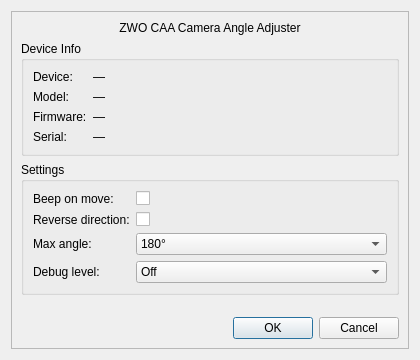
This is x2caarotator.ui in 2bitoperations/X2-ZWO-CAA-Rotator as Qt 5 draws it before an edit. The edited form follows.
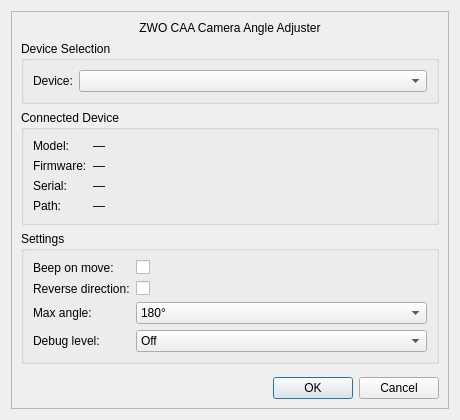
This is the edited form. Custom widgets are drawn as their Qt base class.

```diff
--- a/x2caarotator.ui
+++ b/x2caarotator.ui
@@ -3,7 +3,7 @@
  <class>X2Rotator</class>
  <widget class="QDialog" name="X2Rotator">
   <property name="geometry">
-   <rect><x>0</x><y>0</y><width>420</width><height>360</height></rect>
+   <rect><x>0</x><y>0</y><width>460</width><height>420</height></rect>
   </property>
   <property name="windowTitle">
    <string>ZWO CAA Rotator Setup</string>
@@ -24,51 +24,70 @@
        </widget>
       </item>
 
-      <!-- Device Info group -->
+      <!-- Device Selection group -->
+      <item>
+       <widget class="QGroupBox" name="grpDevSelect">
+        <property name="title"><string>Device Selection</string></property>
+        <layout class="QFormLayout" name="layoutDevSelect">
+         <item row="0" column="0">
+          <widget class="QLabel" name="lblDevice">
+           <property name="text"><string>Device:</string></property>
+          </widget>
+         </item>
+         <item row="0" column="1">
+          <widget class="QComboBox" name="comboDevice">
+           <!-- populated at runtime by execModalSettingsDialog -->
+          </widget>
+         </item>
+        </layout>
+       </widget>
+      </item>
+
+      <!-- Device Info group (read-only, populated when linked) -->
       <item>
        <widget class="QGroupBox" name="grpDevInfo">
-        <property name="title"><string>Device Info</string></property>
+        <property name="title"><string>Connected Device</string></property>
         <layout class="QFormLayout" name="layoutDevInfo">
          <item row="0" column="0">
-          <widget class="QLabel" name="lblDevPath">
-           <property name="text"><string>Device:</string></property>
-          </widget>
-         </item>
-         <item row="0" column="1">
-          <widget class="QLabel" name="lblDevPathVal">
-           <property name="text"><string>—</string></property>
-          </widget>
-         </item>
-         <item row="1" column="0">
           <widget class="QLabel" name="lblType">
            <property name="text"><string>Model:</string></property>
           </widget>
          </item>
-         <item row="1" column="1">
+         <item row="0" column="1">
           <widget class="QLabel" name="lblTypeVal">
            <property name="text"><string>—</string></property>
           </widget>
          </item>
-         <item row="2" column="0">
+         <item row="1" column="0">
           <widget class="QLabel" name="lblFirmware">
            <property name="text"><string>Firmware:</string></property>
           </widget>
          </item>
-         <item row="2" column="1">
+         <item row="1" column="1">
           <widget class="QLabel" name="lblFirmwareVal">
            <property name="text"><string>—</string></property>
           </widget>
          </item>
-         <item row="3" column="0">
+         <item row="2" column="0">
           <widget class="QLabel" name="lblSerial">
            <property name="text"><string>Serial:</string></property>
           </widget>
          </item>
-         <item row="3" column="1">
+         <item row="2" column="1">
           <widget class="QLabel" name="lblSerialVal">
            <property name="text"><string>—</string></property>
           </widget>
          </item>
+         <item row="3" column="0">
+          <widget class="QLabel" name="lblDevPath">
+           <property name="text"><string>Path:</string></property>
+          </widget>
+         </item>
+         <item row="3" column="1">
+          <widget class="QLabel" name="lblDevPathVal">
+           <property name="text"><string>—</string></property>
+          </widget>
+         </item>
         </layout>
        </widget>
       </item>
```
